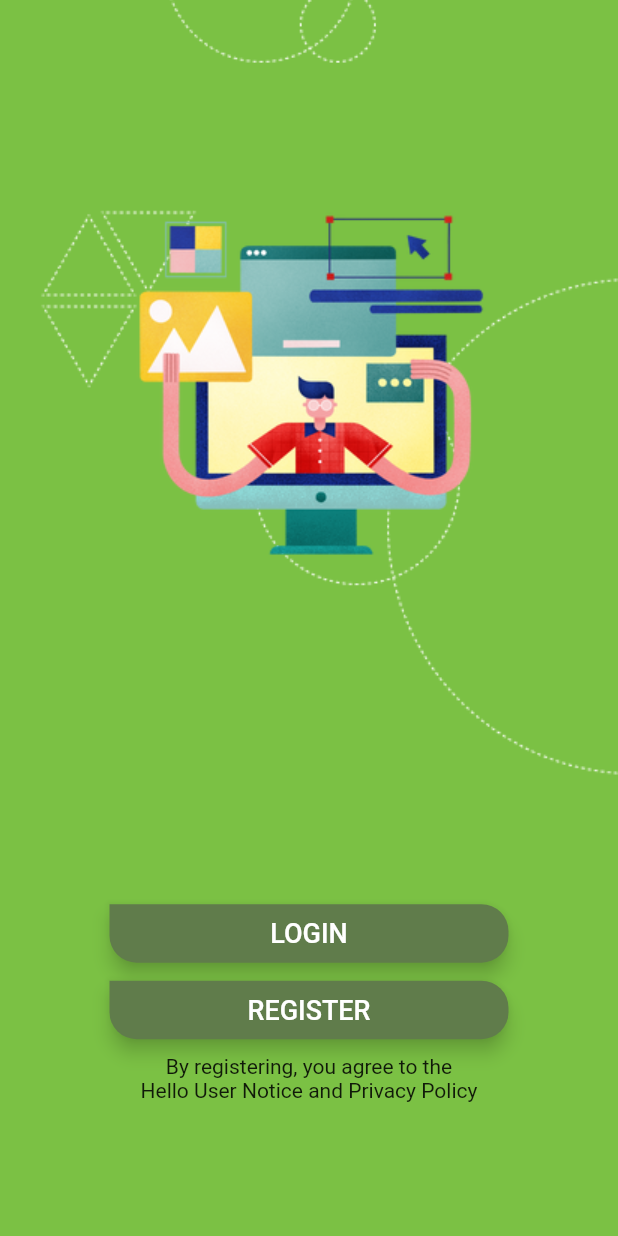
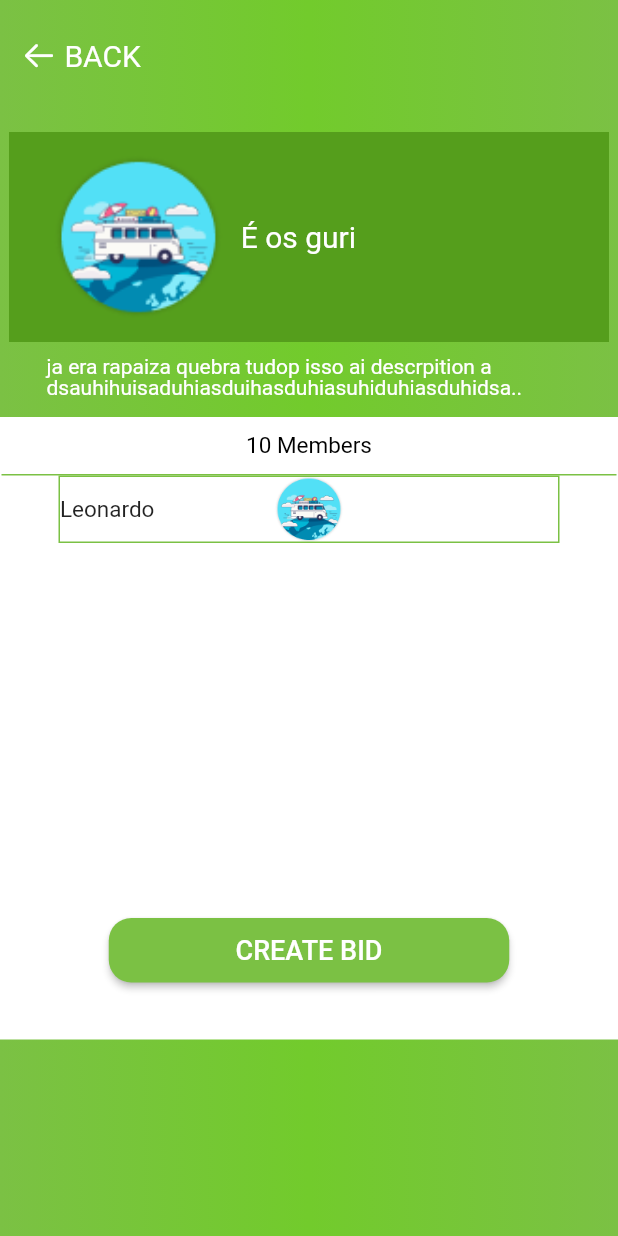
Before and after one commit to LeonardoFCorrea/Bills-Bid, a Flutter app: the screen it shows after launch, on a phone screen of 412 x 824 dp. Run offline on Flutter 3.47's test engine with Material 2 defaults, Android fonts, the phone set to English and light mode, and no system bars; our stand-ins replace page_transition, persistent_bottom_nav_bar; Roboto replaces fonts that are missing (Arial, Poppins).

Commit message:
Tela feed do grupo.

```diff
--- /dev/null
+++ b/lib/feedGroup.dart
@@ -0,0 +1,193 @@
+import 'package:bills_bid/components/NavigationSystem.dart';
+import 'package:flutter/material.dart';
+import 'components/line.dart';
+import 'package:bills_bid/profile.dart';
+import 'package:flutter/cupertino.dart';
+import 'package:flutter/material.dart';
+import 'package:flutter/services.dart';
+
+class FeedGroup extends StatefulWidget {
+  const FeedGroup({Key? key}) : super(key: key);
+
+  @override
+  State<FeedGroup> createState() => _ProfileState();
+}
+
+class _ProfileState extends State<FeedGroup> {
+  @override
+  Widget build(BuildContext context) {
+    return Scaffold(
+      body: Container(
+        height: double.infinity,
+        width: double.maxFinite,
+        decoration: BoxDecoration(
+          gradient: LinearGradient(
+            colors: [
+              Color(0xFF7BC144),
+              Color(0xFF72CB2C),
+              Color(0xFF7BC144),
+            ],
+          ),
+        ),
+        child: Padding(
+          padding: EdgeInsets.all(0),
+          child: Center(
+            child: Column(
+              children: [
+                Row(
+                  children: [
+                    Padding(
+                      padding: EdgeInsets.only(left: 14, top: 25),
+                      child: InkWell(
+                        child: Padding(
+                          padding: EdgeInsets.only(),
+                          child: Row(
+                            children: [
+                              Icon(CupertinoIcons.arrow_left,
+                                  color: Colors.white),
+                              Text(
+                                ' BACK',
+                                style: TextStyle(
+                                    color: Colors.white,
+                                    fontSize: 20,
+                                    fontWeight: FontWeight.w400),
+                              ),
+                            ],
+                          ),
+                        ),
+                        onTap: () {
+                          Navigator.pop(context);
+                        },
+                      ),
+                    ),
+                  ],
+                ),
+                SizedBox(
+                  height: 39,
+                ),
+                Container(
+                  height: 140,
+                  width: 400,
+                  decoration: BoxDecoration(
+                    color: Color(0xFF559E1C),
+                  ),
+                  child: Padding(
+                    padding: EdgeInsets.only(left: 30),
+                    child: Row(
+                      children: [
+                        Image.asset(
+                          'images/perfil-teste.png',
+                          scale: 0.8,
+                        ),
+                        Padding(
+                          padding: EdgeInsets.only(left: 12),
+                          child: Column(
+                            crossAxisAlignment: CrossAxisAlignment.start,
+                            mainAxisAlignment: MainAxisAlignment.center,
+                            children: [
+                              Text(
+                                'É os guri',
+                                style: TextStyle(
+                                  fontSize: 20,
+                                  color: Colors.white,
+                                ),
+                              ),
+                            ],
+                          ),
+                        )
+                      ],
+                    ),
+                  ),
+                ),
+                Padding(padding: EdgeInsets.only(top: 10)),
+                SizedBox(
+                  height: 40,
+                  width: 350,
+                  child: Text(
+                    'ja era rapaiza quebra tudop isso ai descrpition a dsauhihuisaduhiasduihasduhiasuhiduhiasduhidsa..',
+                    style: TextStyle(
+                      fontFamily: 'Arial',
+                      fontSize: 14,
+                      color: Colors.white,
+                      height: 1,
+                    ),
+                    textAlign: TextAlign.start,
+                  ),
+                ),
+                Container(
+                  padding: EdgeInsets.only(),
+                  height: 415,
+                  decoration: BoxDecoration(
+                    color: Colors.white,
+                  ),
+                  child: Column(
+
+                    children: [
+                      SizedBox(height: 10),
+                      Text(
+                        '10 Members',
+                        style: TextStyle(
+                          fontSize: 15,
+                          color: Colors.black,
+                        ),
+                      ),
+                      SizedBox(height: 10),
+                      Line(),
+
+                      Container(
+                        height: 45,
+                        width: double.infinity,
+                        alignment: FractionalOffset.centerLeft,
+                        margin:
+                        const EdgeInsets.only(left: 39, right: 39),
+                        padding: const EdgeInsets.all(0),
+                        decoration: BoxDecoration(
+                          image: DecorationImage(
+                            image: AssetImage('images/perfil-teste.png'),
+                          ),
+                          border:
+                              Border.all(color: Color(0xFF7BC144), width: 1),
+                        ),
+                        child: const Text(
+                          "Leonardo",
+                          style: TextStyle(fontSize: 15),
+                        ),
+                      ),
+                      SizedBox(height: 250),
+                      ElevatedButton(
+                        style: ElevatedButton.styleFrom(
+                          tapTargetSize: MaterialTapTargetSize.shrinkWrap,
+                          primary: Color(0xff7BC144),
+                          fixedSize: const Size(267, 43),
+                          shape: RoundedRectangleBorder(
+                            borderRadius: BorderRadius.circular(15),
+                          ),
+                        ),
+                        onPressed: () {
+                          Navigator.push(
+                            context,
+                            MaterialPageRoute(
+                              builder: (context) => const FeedGroup(),
+                            ),
+                          );
+                        },
+                        child: const Text(
+                          "CREATE BID",
+                          style: TextStyle(
+                            fontFamily: "Arial",
+                            fontSize: 18,
+                            color: Colors.white,
+                          ),
+                        ),
+                      ),
+                    ],
+                  ),
+                ),
+              ],
+            ),
+          ),
+        ),
+      ),
+    );
+  }
+}
--- a/lib/main.dart
+++ b/lib/main.dart
@@ -1,12 +1,13 @@
 import 'package:bills_bid/components/NavigationSystem.dart';
 import 'package:bills_bid/createGroup.dart';
+import 'package:bills_bid/feedGroup.dart';
 import 'package:bills_bid/home.dart';
 import 'package:flutter/material.dart';
 
 void main(List<String> args) {
   runApp(MaterialApp(
     theme: ThemeData(fontFamily: 'Poppins'),
-    home: Home(),
+    home: FeedGroup(),
     debugShowCheckedModeBanner: false,
   ));
 }
```
